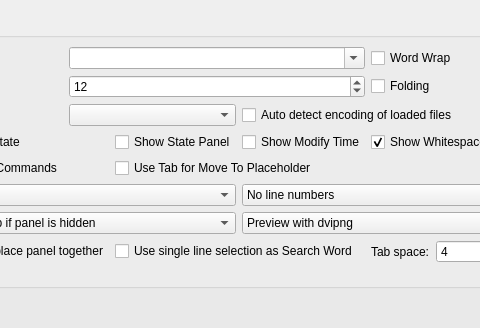
Qt form configdialog.ui (svn2github/texstudio-trunk) before a commit; both pictures show x 338 to 818 and y 0 to 328 of the 1020 by 674 pixel window.
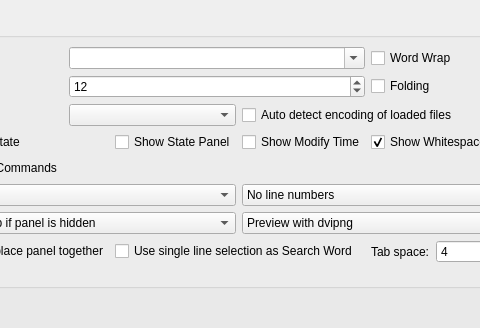
The same form after that commit. The open tabs and pages were chosen to show the change. Icons and pictures are not drawn.

```diff
--- a/configdialog.ui
+++ b/configdialog.ui
@@ -1279,16 +1279,6 @@
             </property>
            </widget>
           </item>
-          <item row="5" column="2" colspan="2">
-           <widget class="QCheckBox" name="checkBoxTabforMoveToPlaceholder">
-            <property name="text">
-             <string>Use Tab for Move To Placeholder</string>
-            </property>
-            <property name="advancedOption" stdset="0">
-             <bool>true</bool>
-            </property>
-           </widget>
-          </item>
           <item row="8" column="3" colspan="2">
            <widget class="QComboBox" name="comboboxLineNumbers">
             <property name="advancedOption" stdset="0">
```
Left out of the diff: 6 changed lines with no effect on the pictures.
